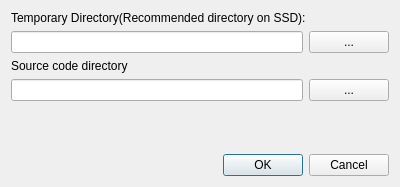
Before: the Qt Designer form preferencedialog.ui in missdeer/cjlv, drawn with Qt 5.
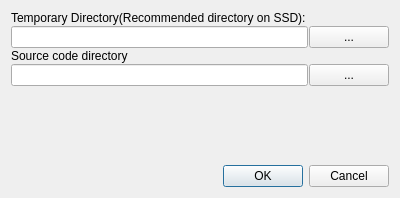
After: the same form once the commit is applied.

Commit message: (*)smaller layout spacing

What changed in the file:
```diff
--- a/preferencedialog.ui
+++ b/preferencedialog.ui
@@ -7,13 +7,16 @@
     <x>0</x>
     <y>0</y>
     <width>400</width>
-    <height>187</height>
+    <height>198</height>
    </rect>
   </property>
   <property name="windowTitle">
    <string>Preference</string>
   </property>
   <layout class="QVBoxLayout" name="verticalLayout" stretch="0,0,0,0,1,0">
+   <property name="spacing">
+    <number>1</number>
+   </property>
    <item>
     <widget class="QLabel" name="label">
      <property name="text">
```
